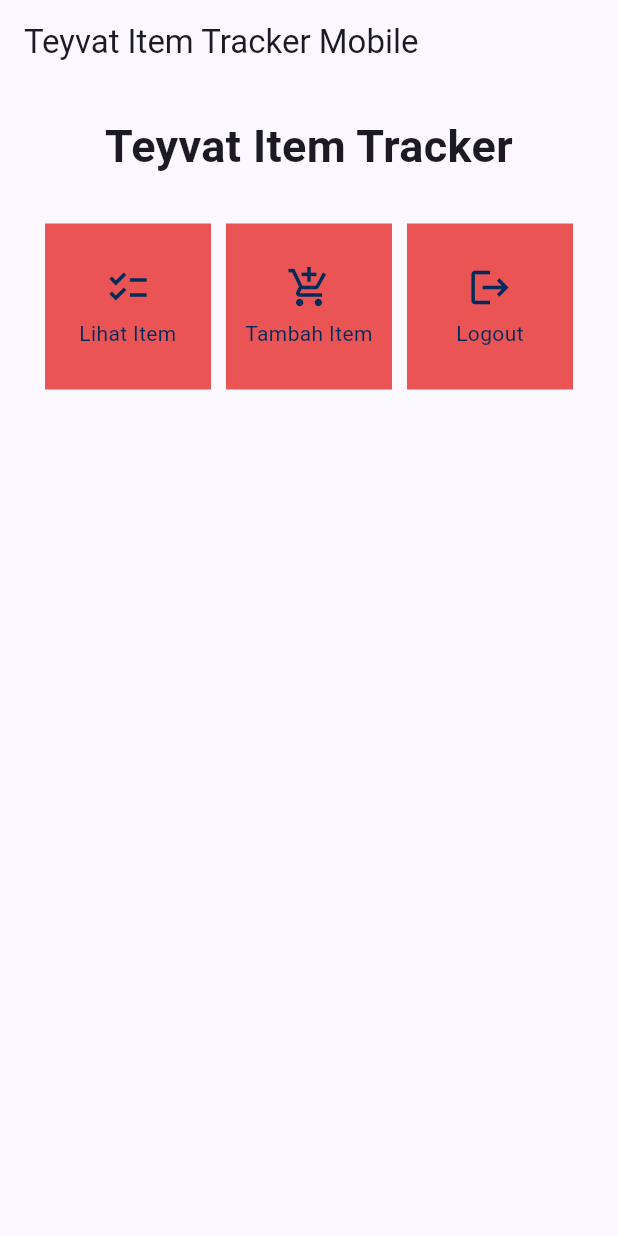
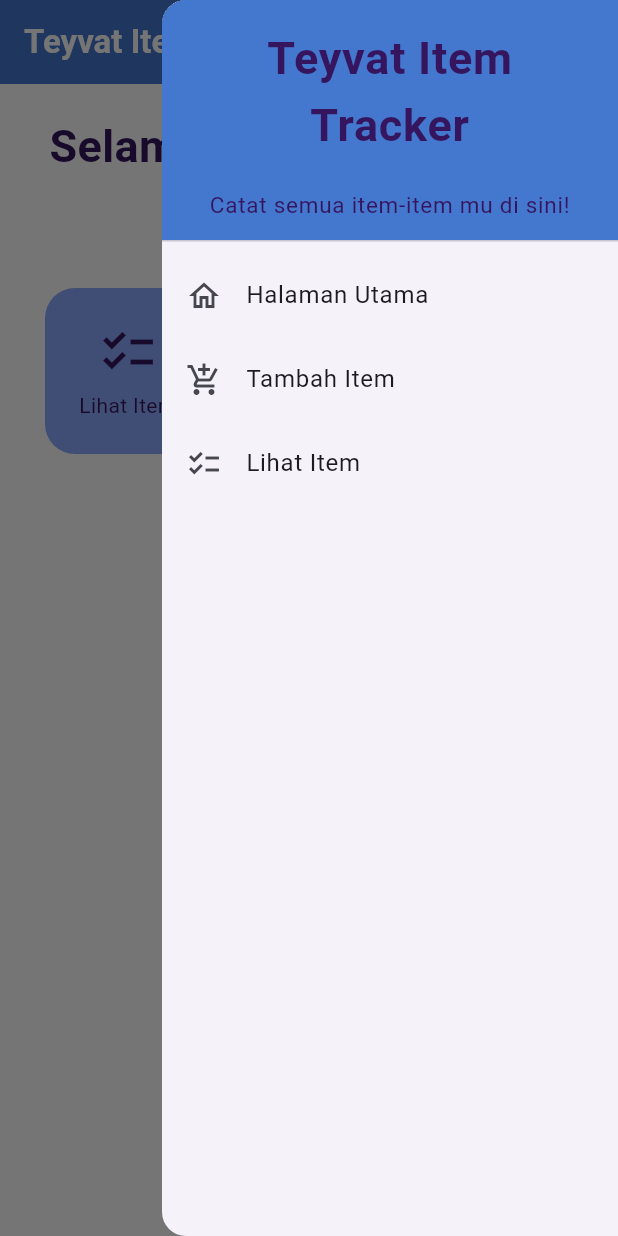
Before and after one commit to fionafrm/tugas-mobile, a Flutter app: the screen it shows after launch, with the side drawer open (before the commit the screen has no drawer), on a phone screen of 412 x 824 dp. Run offline on Flutter 3.47's test engine with Material 2 defaults, Android fonts, the phone set to English and light mode, and no system bars.

Commit message:
Telah menyelesaikan Tugas 8

```diff
--- a/lib/main.dart
+++ b/lib/main.dart
@@ -1,5 +1,5 @@
 import 'package:flutter/material.dart';
-import 'package:teyvat_item_tracker_mobile/menu.dart';
+import 'package:teyvat_item_tracker_mobile/screens/menu.dart';
 
 void main() {
   runApp(const MyApp());
--- a/lib/menu.dart
+++ b/lib/screens/menu.dart
@@ -1,21 +1,35 @@
 import 'package:flutter/material.dart';
+import 'package:teyvat_item_tracker_mobile/screens/form.dart';
+import 'package:teyvat_item_tracker_mobile/screens/show_items.dart';
+import 'package:teyvat_item_tracker_mobile/widgets/drawer.dart';
 
-class Item {
+
+class ShopItem {
   final String name;
   final IconData icon;
 
-  Item(this.name, this.icon);
+  ShopItem(this.name, this.icon);
+}
+
+class Item {
+  String name;
+  int amount;
+  int price;
+  String description;
+
+  Item(this.name, this.amount, this.price, this.description);
 }
 
 class ShopCard extends StatelessWidget {
-  final Item item;
+  final ShopItem item;
 
   const ShopCard(this.item, {super.key}); // Constructor
 
   @override
   Widget build(BuildContext context) {
     return Material(
-      color: const Color(0xFFEA5455),
+      color: const Color(0xFF8CABFF),
+      borderRadius: BorderRadius.circular(20),
       child: InkWell(
         // Area responsive terhadap sentuhan
         onTap: () {
@@ -24,6 +38,22 @@ class ShopCard extends StatelessWidget {
             ..hideCurrentSnackBar()
             ..showSnackBar(SnackBar(
                 content: Text("Kamu telah menekan tombol ${item.name}!")));
+          if (item.name == "Tambah Item") {
+            // Gunakan Navigator.push untuk melakukan navigasi ke MaterialPageRoute yang mencakup ShopFormPage.
+            Navigator.push(
+                  context,
+                  MaterialPageRoute(
+                    builder: (context) => ShopFormPage(),
+                  ));
+          }
+          if (item.name == "Lihat Item") {
+            // Gunakan Navigator.push untuk melakukan navigasi ke MaterialPageRoute yang mencakup ShopFormPage.
+            Navigator.push(
+                  context,
+                  MaterialPageRoute(
+                    builder: (context) => ShowItemsPage(),
+                  ));
+          }
         },
         child: Container(
           // Container untuk menyimpan Icon dan Text
@@ -34,14 +64,14 @@ class ShopCard extends StatelessWidget {
               children: [
                 Icon(
                   item.icon,
-                  color: const Color(0xFF002B5B),
-                  size: 30.0,
+                  color: const Color(0xFF35155D),
+                  size: 40.0,
                 ),
                 const Padding(padding: EdgeInsets.all(3)),
                 Text(
                   item.name,
                   textAlign: TextAlign.center,
-                  style: const TextStyle(color: Color(0xFF002B5B)),
+                  style: const TextStyle(color: Color(0xFF35155D)),
                 ),
               ],
             ),
@@ -54,19 +84,26 @@ class ShopCard extends StatelessWidget {
 
 class MyHomePage extends StatelessWidget {
   MyHomePage({Key? key}) : super(key: key);
-  final List<Item> items = [
-    Item("Lihat Item", Icons.checklist),
-    Item("Tambah Item", Icons.add_shopping_cart),
-    Item("Logout", Icons.logout),
+  final List<ShopItem> items = [
+    ShopItem("Lihat Item", Icons.checklist),
+    ShopItem("Tambah Item", Icons.add_shopping_cart),
+    ShopItem("Logout", Icons.logout),
   ];
   @override
   Widget build(BuildContext context) {
     return Scaffold(
+      backgroundColor: Colors.white,
       appBar: AppBar(
         title: const Text(
           'Teyvat Item Tracker Mobile',
+          style: TextStyle(
+            fontWeight: FontWeight.bold
+          ),
         ),
+        foregroundColor: Colors.white,
+        backgroundColor: const Color(0xFF4477CE),
       ),
+      endDrawer: const RightDrawer(),
       body: SingleChildScrollView(
         // Widget wrapper yang dapat discroll
         child: Padding(
@@ -78,11 +115,12 @@ class MyHomePage extends StatelessWidget {
                 padding: EdgeInsets.only(top: 10.0, bottom: 10.0),
                 // Widget Text untuk menampilkan tulisan dengan alignment center dan style yang sesuai
                 child: Text(
-                  'Teyvat Item Tracker', // Text yang menandakan toko
+                  'Selamat datang di Teyvat Item Tracker', // Text yang menandakan toko
                   textAlign: TextAlign.center,
                   style: TextStyle(
                     fontSize: 30,
                     fontWeight: FontWeight.bold,
+                    color: const Color(0xFF35155D)
                   ),
                 ),
               ),
@@ -95,7 +133,7 @@ class MyHomePage extends StatelessWidget {
                 mainAxisSpacing: 10,
                 crossAxisCount: 3,
                 shrinkWrap: true,
-                children: items.map((Item item) {
+                children: items.map((ShopItem item) {
                   // Iterasi untuk setiap item
                   return ShopCard(item);
                 }).toList(),
--- /dev/null
+++ b/lib/widgets/drawer.dart
@@ -0,0 +1,91 @@
+import 'package:flutter/material.dart';
+import 'package:teyvat_item_tracker_mobile/screens/menu.dart';
+import 'package:teyvat_item_tracker_mobile/screens/form.dart';
+import 'package:teyvat_item_tracker_mobile/screens/show_items.dart';
+
+class RightDrawer extends StatelessWidget {
+  const RightDrawer({super.key});
+
+  @override
+  Widget build(BuildContext context) {
+    return Drawer(
+      child: ListView(
+        children: [
+          const DrawerHeader(
+            // Bagian drawer header
+            decoration: BoxDecoration(
+              color: Color(0xFF4477CE),
+            ),
+            child: Column(
+              children: [
+                Text(
+                  'Teyvat Item Tracker',
+                  textAlign: TextAlign.center,
+                  style: TextStyle(
+                    fontSize: 30,
+                    fontWeight: FontWeight.bold,
+                    color: Color(0xFF35155D),
+                  ),
+                ),
+                Padding(padding: EdgeInsets.all(10)),
+                Text("Catat semua item-item mu di sini!",
+                    textAlign: TextAlign.center,
+                    style: TextStyle(
+                      fontSize: 15,
+                      color: Color(0xFF35155D),
+                      fontWeight: FontWeight.normal,
+                    ),
+                ),
+              ],
+            ),
+          ),
+          // Bagian routing
+          ListTile(
+            leading: const Icon(Icons.home_outlined),
+            title: const Text('Halaman Utama'),
+            // Bagian redirection ke MyHomePage
+            onTap: () {
+              Navigator.pushReplacement(
+                  context,
+                  MaterialPageRoute(
+                    builder: (context) => MyHomePage(),
+                  ));
+            },
+          ),
+          ListTile(
+            leading: const Icon(Icons.add_shopping_cart),
+            title: const Text('Tambah Item'),
+            // Bagian redirection ke ShopFormPage
+            onTap: () {
+              /*
+              Buatlah routing ke ShopFormPage di sini,
+              setelah halaman ShopFormPage sudah dibuat.
+              */
+              Navigator.push(
+                  context,
+                  MaterialPageRoute(
+                    builder: (context) => ShopFormPage(),
+                  ));
+            },
+          ),
+          ListTile(
+            leading: const Icon(Icons.checklist),
+            title: const Text('Lihat Item'),
+            // Bagian redirection ke ShopFormPage
+            onTap: () {
+              /*
+              Buatlah routing ke ShopFormPage di sini,
+              setelah halaman ShopFormPage sudah dibuat.
+              */
+              Navigator.push(
+                  context,
+                  MaterialPageRoute(
+                    builder: (context) => ShowItemsPage(),
+                  ));
+            },
+          ),
+        ],
+      ),
+    );
+  }
+}
--- /dev/null
+++ b/lib/widgets/shop_card.dart
@@ -0,0 +1,64 @@
+import 'package:flutter/material.dart';
+import 'package:teyvat_item_tracker_mobile/screens/menu.dart';
+import 'package:teyvat_item_tracker_mobile/screens/form.dart';
+import 'package:teyvat_item_tracker_mobile/screens/show_items.dart';
+
+class ShopCard extends StatelessWidget {
+  final ShopItem item;
+
+  const ShopCard(this.item, {super.key}); // Constructor
+
+  @override
+  Widget build(BuildContext context) {
+    return Material(
+      color: Colors.indigo,
+      child: InkWell(
+        // Area responsive terhadap sentuhan
+        onTap: () {
+          // Memunculkan SnackBar ketika diklik
+          ScaffoldMessenger.of(context)
+            ..hideCurrentSnackBar()
+            ..showSnackBar(SnackBar(
+                content: Text("Kamu telah menekan tombol ${item.name}!")));
+          // Navigate ke route yang sesuai (tergantung jenis tombol)
+          if (item.name == "Tambah Item") {
+            // Gunakan Navigator.push untuk melakukan navigasi ke MaterialPageRoute yang mencakup ShopFormPage.
+            Navigator.push(
+                  context,
+                  MaterialPageRoute(
+                    builder: (context) => ShopFormPage(),
+                  ));
+          }
+          if (item.name == "Lihat Item") {
+            // Gunakan Navigator.push untuk melakukan navigasi ke MaterialPageRoute yang mencakup ShopFormPage.
+            Navigator.push(
+                  context,
+                  MaterialPageRoute(
+                    builder: (context) => ShowItemsPage(),
+                  ));
+          }
+        },
+        child: Container(
+          // Container untuk menyimpan Icon dan Text
+          padding: const EdgeInsets.all(8),
+          child: Center(
+            child: Column(
+              mainAxisAlignment: MainAxisAlignment.center,
+              children: [
+                Icon(
+                  item.icon,
+                  size: 40.0,
+                ),
+                const Padding(padding: EdgeInsets.all(3)),
+                Text(
+                  item.name,
+                  textAlign: TextAlign.center,
+                ),
+              ],
+            ),
+          ),
+        ),
+      ),
+    );
+  }
+}
```
Also changed, not shown: lib/screens/form.dart (added, +199 -0 lines), lib/screens/show_items.dart (added, +90 -0 lines), 1 other file.
